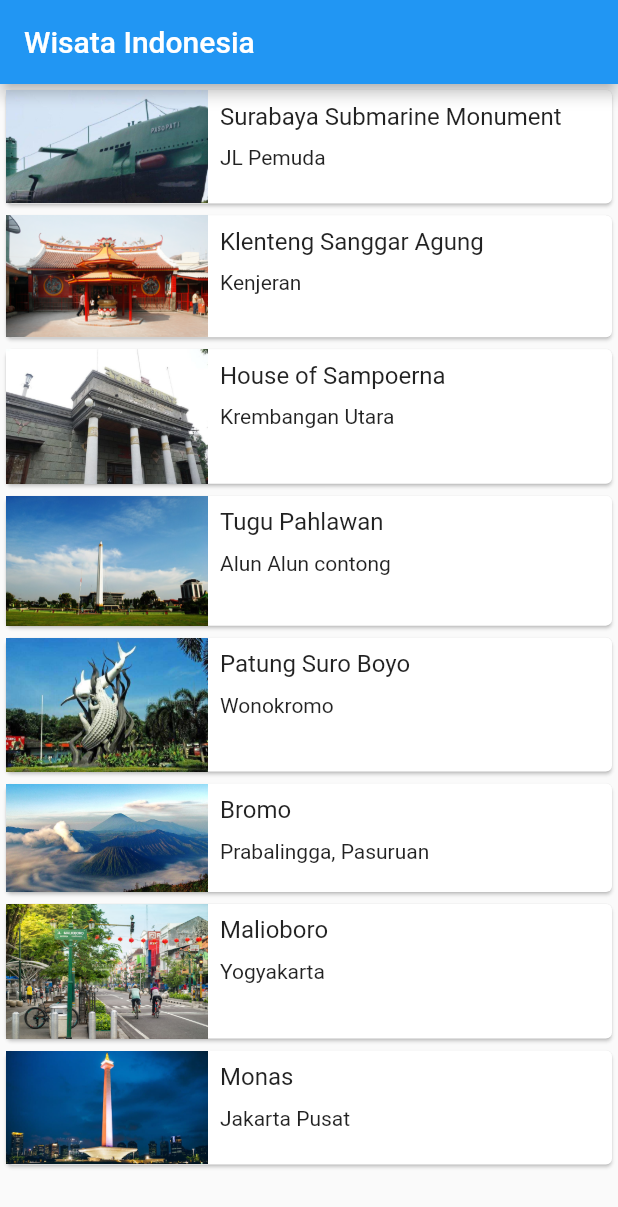
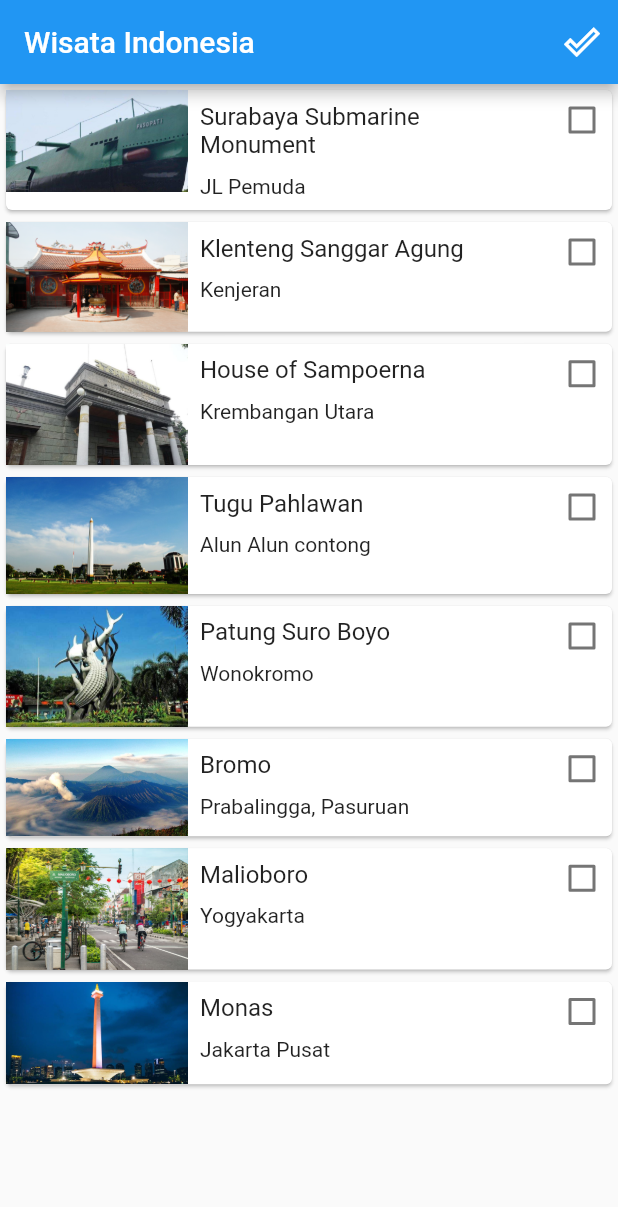
Before and after one commit to vikishptra/flutterlayout, a Flutter app: the screen it shows after launch, on a phone screen of 412 x 824 dp. Shown: the top 1207 px of the screen. Run offline on Flutter 3.47's test engine with Material 2 defaults, Android fonts, the phone set to English and light mode, and no system bars.

Commit message:
minggu 4

```diff
--- /dev/null
+++ b/lib/done_tourism_list.dart
@@ -0,0 +1,67 @@
+import 'package:flutter/material.dart';
+import 'package:flutterlayout/model/tourism_place.dart';
+
+class DoneTourismList extends StatelessWidget{
+   final List<TourismPlace> doneTourismPlaceList;
+   const DoneTourismList({
+     Key?key,
+     required this.doneTourismPlaceList}) : super(key: key);
+
+   @override
+  Widget build(BuildContext context){
+     return Scaffold(
+        appBar: AppBar(
+          title: const Text('Wisata Telah Di Kunjungi'),
+        ),
+       body: ListView.builder(itemBuilder: (context, index){
+         final TourismPlace place = doneTourismPlaceList[index];
+         return Card(
+            color: Colors.white60,
+           child: Row(
+             crossAxisAlignment: CrossAxisAlignment.start,
+             mainAxisAlignment: MainAxisAlignment.spaceBetween,
+             children: <Widget> [
+               Expanded(
+                 flex: 1,
+                 child: Image.asset(place.imageAsset),
+               ),
+                Expanded(
+                  flex: 2,
+                  child: Padding(
+                    padding: const EdgeInsets.all(8.0),
+                    child: Column(
+                      crossAxisAlignment: CrossAxisAlignment.start,
+                      mainAxisSize: MainAxisSize.min,
+                      children: [
+                        Text(
+                          place.name,
+                        ),
+                        SizedBox(
+                          height: 10,
+                        ),
+                        Text(
+                          place.location
+                        ),
+                      ],
+                    ),
+                  ),
+                ),
+               Column(
+                 crossAxisAlignment: CrossAxisAlignment.center,
+                 children: [
+                   SizedBox(
+                     height: 15
+                   ),
+                   const Icon(Icons.done_outline),
+                 ],
+               )
+             ],
+           ),
+         );
+       },
+         itemCount: doneTourismPlaceList.length,
+       ),
+     );
+   }
+
+}
--- /dev/null
+++ b/lib/list_item.dart
@@ -0,0 +1,76 @@
+import 'package:flutter/cupertino.dart';
+import 'package:flutter/material.dart';
+import 'package:flutterlayout/model/tourism_place.dart';
+
+class ListItem extends StatefulWidget {
+  final TourismPlace place;
+  final bool isDone;
+  final Function(bool? value) onCheckBoxClick;
+
+  const ListItem({
+    required this.place,
+    required this.isDone,
+    required this.onCheckBoxClick,
+  });
+
+  @override
+  _ListItemState createState() => _ListItemState();
+}
+
+class _ListItemState extends State<ListItem> {
+  bool isChecked = false;
+
+  @override
+  void initState() {
+    super.initState();
+    isChecked = widget.isDone;
+  }
+
+  @override
+  Widget build(BuildContext context) {
+    return Card(
+      color: isChecked ? Colors.white60 : Colors.white,
+      child: Row(
+        crossAxisAlignment: CrossAxisAlignment.start,
+        children: [
+          Expanded(
+            flex: 1,
+            child: Image.asset(widget.place.imageAsset),
+          ),
+          Expanded(
+            flex: 2,
+            child: Padding(
+              padding: const EdgeInsets.all(8.0),
+              child: Column(
+                crossAxisAlignment: CrossAxisAlignment.start,
+                mainAxisSize: MainAxisSize.min,
+                children: [
+                  Text(
+                    widget.place.name,
+                    style: TextStyle(fontSize: 16.0),
+                  ),
+                  SizedBox(
+                    height: 10,
+                  ),
+                  Text(widget.place.location),
+                ],
+              ),
+            ),
+          ),
+          Checkbox(
+            checkColor: Colors.blueAccent,
+            value: isChecked,
+            onChanged: (bool? value) {
+              setState(() {
+                isChecked = value!;
+                widget.onCheckBoxClick(value);
+              });
+            },
+            activeColor: Colors.white,
+            materialTapTargetSize: MaterialTapTargetSize.shrinkWrap,
+          ),
+        ],
+      ),
+    );
+  }
+}
--- a/lib/main.dart
+++ b/lib/main.dart
@@ -16,7 +16,7 @@ class MyApp extends StatelessWidget {
       title: 'Contacts',
       theme: ThemeData(),
       debugShowCheckedModeBanner: false,
-      home: const MainScreen(),
+      home: MainScreen(),
     );
   }
 }
--- a/lib/main_screen.dart
+++ b/lib/main_screen.dart
@@ -1,65 +1,137 @@
 import 'package:flutter/material.dart';
 import 'package:flutterlayout/detail_screen.dart';
+import 'package:flutterlayout/done_tourism_list.dart';
 import 'package:flutterlayout/model/tourism_place.dart';
+import 'package:flutterlayout/tourism_list.dart';
 
-class MainScreen extends StatelessWidget {
-  const MainScreen({Key? key}) : super(key: key);
+class MainScreen extends StatefulWidget {
+    MainScreen({Key? key}) : super(key: key);
+
+    @override
+    _MainScreenState createState() => _MainScreenState();
+  }
+
+  class _MainScreenState extends State<MainScreen>{
+    final List<TourismPlace> tourismPlaceList = [
+      TourismPlace(
+          name: 'Surabaya Submarine Monument',
+          location: 'JL Pemuda',
+          imageAsset: 'assets/image/monumen-kapal-selam-surabaya-jawa-timur.jpg',
+          deskripsi: 'The Submarine Monument, or abbreviated as Monkasel, is a submarine museum located in Embong Kaliasin, Genteng, Surabaya.Located in the city center, this monument is actually a KRI Pasopati 410 submarine, one of the Republic of Indonesia Navy fleets made by the Soviet Union in 1952.',
+          jam: '06.00 - 23.00',
+          harga: '100000',
+          hari: 'Open Everday',
+          foto1: 'assets/image/30290f38d7d700024c3c1a07500bd0e4.jpg',
+          foto2: 'assets/image/monumen-kapal-selam-surabaya-jawa-timur.jpg',
+          foto3: 'assets/image/monumen-kapal-selam-surabaya-jawa-timur.jpg'
+
+      ),
+      TourismPlace(
+          name: 'Klenteng Sanggar Agung',
+          location: 'Kenjeran',
+          imageAsset: 'assets/image/klentengg.jpg',
+          deskripsi: 'Klenteng ini didedikasikan untuk Dewa Kwan Kong, dewa pelindung yang dipuja oleh umat Taoisme dan Konghucu. Klenteng ini memiliki arsitektur tradisional Tionghoa yang khas dengan ornamen-ornamen yang indah dan dipenuhi dengan patung-patung dewa-dewi Tionghoa',
+          jam: '06.00 - 12.00',
+          harga: '10000',
+          hari: 'Senin-Kamis',
+          foto1: 'assets/image/1652858217_2.jpg',
+          foto2: 'assets/image/ok-730x470.jpg',
+          foto3: 'assets/image/ok-730x470.jpg'
+      ),
+      TourismPlace(
+        name: 'House of Sampoerna',
+        location: 'Krembangan Utara',
+        imageAsset: 'assets/image/sampoerna.jpg',
+        deskripsi: 'House of Sampoerna menawarkan pengalaman interaktif dan edukatif bagi pengunjung untuk mempelajari sejarah produksi rokok di Indonesia dan proses pembuatan rokok tradisional kretek khas Surabaya.',
+        jam: '08.00 - 17.00',
+        harga: '50000',
+        hari: 'Open Eeverday',
+        foto1: 'assets/image/museum-house-of-sampoerna.jpg',
+        foto2: 'assets/image/museum-sampoerna_20160903_222347.jpg',
+        foto3: 'assets/image/museum-sampoerna_20160903_222347.jpg',
+      ),
+      TourismPlace(
+        name: 'Tugu Pahlawan',
+        location: 'Alun Alun contong',
+        imageAsset: 'assets/image/pahlawan.jpg',
+        deskripsi: 'Monumen ini dibangun untuk mengenang para pahlawan yang gugur dalam pertempuran 10 November 1945 di Surabaya, yang merupakan salah satu peristiwa penting dalam sejarah Indonesia yang dikenal sebagai peristiwa "Serangan Umum 10 November',
+        jam: '08.00 - 12.00',
+        harga: 'Free',
+        hari: 'Open Everday',
+        foto1:'assets/image/pahlawan.jpg',
+        foto2: 'assets/image/pahlawan.jpg',
+        foto3: 'assets/image/pahlawan.jpg',
+      ),
+      TourismPlace(
+          name: 'Patung Suro Boyo',
+          location: 'Wonokromo',
+          imageAsset: 'assets/image/sby.jpg',
+          deskripsi: 'Patung Suro Boyo memiliki tinggi sekitar 15 meter dan terbuat dari bahan beton. Patung ini terletak di atas sebuah bukit kecil yang dikelilingi oleh taman yang indah. Pengunjung dapat menikmati pemandangan kota Surabaya dari tempat ini. ',
+          jam: '06.00 - 20.00',
+          harga: 'Free',
+          hari: 'Open Everday',
+          foto1: 'assets/image/sby.jpg',
+          foto2: 'assets/image/sby.jpg',
+          foto3: 'assets/image/sby.jpg'
+      ),
+      TourismPlace(
+          name: 'Bromo',
+          location: 'Prabalingga, Pasuruan',
+          imageAsset: 'assets/image/Bromo-Semeru-Batok-Widodaren.jpg',
+          deskripsi: 'Patung Suro Boyo memiliki tinggi sekitar 15 meter dan terbuat dari bahan beton. Patung ini terletak di atas sebuah bukit kecil yang dikelilingi oleh taman yang indah. Pengunjung dapat menikmati pemandangan kota Surabaya dari tempat ini. ',
+          jam: '06.00 - 20.00',
+          harga: 'Free',
+          hari: 'Open Everday',
+          foto1: 'assets/image/sby.jpg',
+          foto2: 'assets/image/sby.jpg',
+          foto3: 'assets/image/sby.jpg'
+      ),
+      TourismPlace(
+          name: 'Malioboro',
+          location: 'Yogyakarta',
+          imageAsset: 'assets/image/1.jpg',
+          deskripsi: 'Patung Suro Boyo memiliki tinggi sekitar 15 meter dan terbuat dari bahan beton. Patung ini terletak di atas sebuah bukit kecil yang dikelilingi oleh taman yang indah. Pengunjung dapat menikmati pemandangan kota Surabaya dari tempat ini. ',
+          jam: '06.00 - 20.00',
+          harga: 'Free',
+          hari: 'Open Everday',
+          foto1: 'assets/image/sby.jpg',
+          foto2: 'assets/image/sby.jpg',
+          foto3: 'assets/image/sby.jpg'
+      ),
+      TourismPlace(
+          name: 'Monas',
+          location: 'Jakarta Pusat',
+          imageAsset: 'assets/image/8437415341664213099.jpg',
+          deskripsi: 'Patung Suro Boyo memiliki tinggi sekitar 15 meter dan terbuat dari bahan beton. Patung ini terletak di atas sebuah bukit kecil yang dikelilingi oleh taman yang indah. Pengunjung dapat menikmati pemandangan kota Surabaya dari tempat ini. ',
+          jam: '06.00 - 20.00',
+          harga: 'Free',
+          hari: 'Open Everday',
+          foto1: 'assets/image/sby.jpg',
+          foto2: 'assets/image/sby.jpg',
+          foto3: 'assets/image/sby.jpg'
+      ),
+
+    ];
+    final List<TourismPlace> doneTourismPlaceList = [];
 
     @override
     Widget build(BuildContext context) {
       return Scaffold(
         appBar: AppBar(
           title: const Text("Wisata Indonesia"),
-      ),
-      body: ListView.builder(itemBuilder: (context, index){
-        final TourismPlace place = tourismPlaceList[index];
-        return InkWell(
-          onTap: (){
-            Navigator.push(
-                context, MaterialPageRoute(builder: (context) {
-              return DetailScreen(place : place);
+            actions: <Widget>[
+                IconButton(icon: const Icon(Icons.done_outline),
+                  onPressed: (){
+                  Navigator.push(context, MaterialPageRoute(builder: (context){
+                    return DoneTourismList(doneTourismPlaceList: doneTourismPlaceList
+                    );
                   }));
                   },
-          child: listItem(place),
-        );
-      },
-      itemCount: tourismPlaceList.length,
+
+                )
+            ]
         ),
-    );
-  }
-  Widget listItem(TourismPlace place) {
-    return Card(
-      child: Row(
-        crossAxisAlignment: CrossAxisAlignment.start,
-        children: [
-          Expanded(
-            flex: 1,
-            child: Image.asset(place.imageAsset),
-          ),
-          Expanded(
-            flex: 2,
-            child: Padding(
-              padding: const EdgeInsets.all(8.0),
-              child: Column(
-                crossAxisAlignment: CrossAxisAlignment.start,
-                mainAxisSize: MainAxisSize.min,
-                children: [
-                  Text(
-                  place.name,
-                    style: TextStyle(fontSize: 16.0),
-                  ),
-                  SizedBox(
-                    height: 10,
-                  ),
-                  Text(
-                    place.location
-                  )
-                ],
-              ),
-            ),
-          ),
-        ],
-      ),
+        body: TourismList(doneTourismPlaceList: doneTourismPlaceList),
       );
   }
 }
--- a/lib/model/tourism_place.dart
+++ b/lib/model/tourism_place.dart
@@ -26,105 +26,3 @@ class TourismPlace {
     required this.foto3
   });
 }
-
-var tourismPlaceList = [
-  TourismPlace(
-      name: 'Surabaya Submarine Monument',
-      location: 'JL Pemuda',
-      imageAsset: 'assets/image/monumen-kapal-selam-surabaya-jawa-timur.jpg',
-      deskripsi: 'The Submarine Monument, or abbreviated as Monkasel, is a submarine museum located in Embong Kaliasin, Genteng, Surabaya.Located in the city center, this monument is actually a KRI Pasopati 410 submarine, one of the Republic of Indonesia Navy fleets made by the Soviet Union in 1952.',
-      jam: '06.00 - 23.00',
-      harga: '100000',
-      hari: 'Open Everday',
-      foto1: 'assets/image/30290f38d7d700024c3c1a07500bd0e4.jpg',
-      foto2: 'assets/image/monumen-kapal-selam-surabaya-jawa-timur.jpg',
-      foto3: 'assets/image/monumen-kapal-selam-surabaya-jawa-timur.jpg'
-
-  ),
-  TourismPlace(
-      name: 'Klenteng Sanggar Agung',
-      location: 'Kenjeran',
-      imageAsset: 'assets/image/klentengg.jpg',
-      deskripsi: 'Klenteng ini didedikasikan untuk Dewa Kwan Kong, dewa pelindung yang dipuja oleh umat Taoisme dan Konghucu. Klenteng ini memiliki arsitektur tradisional Tionghoa yang khas dengan ornamen-ornamen yang indah dan dipenuhi dengan patung-patung dewa-dewi Tionghoa',
-      jam: '06.00 - 12.00',
-      harga: '10000',
-      hari: 'Senin-Kamis',
-      foto1: 'assets/image/1652858217_2.jpg',
-      foto2: 'assets/image/ok-730x470.jpg',
-      foto3: 'assets/image/ok-730x470.jpg'
-  ),
-  TourismPlace(
-      name: 'House of Sampoerna',
-      location: 'Krembangan Utara',
-      imageAsset: 'assets/image/sampoerna.jpg',
-      deskripsi: 'House of Sampoerna menawarkan pengalaman interaktif dan edukatif bagi pengunjung untuk mempelajari sejarah produksi rokok di Indonesia dan proses pembuatan rokok tradisional kretek khas Surabaya.',
-      jam: '08.00 - 17.00',
-      harga: '50000',
-      hari: 'Open Eeverday',
-      foto1: 'assets/image/museum-house-of-sampoerna.jpg',
-      foto2: 'assets/image/museum-sampoerna_20160903_222347.jpg',
-      foto3: 'assets/image/museum-sampoerna_20160903_222347.jpg',
-  ),
-  TourismPlace(
-      name: 'Tugu Pahlawan',
-      location: 'Alun Alun contong',
-      imageAsset: 'assets/image/pahlawan.jpg',
-      deskripsi: 'Monumen ini dibangun untuk mengenang para pahlawan yang gugur dalam pertempuran 10 November 1945 di Surabaya, yang merupakan salah satu peristiwa penting dalam sejarah Indonesia yang dikenal sebagai peristiwa "Serangan Umum 10 November',
-      jam: '08.00 - 12.00',
-      harga: 'Free',
-      hari: 'Open Everday',
-      foto1:'assets/image/pahlawan.jpg',
-      foto2: 'assets/image/pahlawan.jpg',
-      foto3: 'assets/image/pahlawan.jpg',
-  ),
-  TourismPlace(
-      name: 'Patung Suro Boyo',
-      location: 'Wonokromo',
-      imageAsset: 'assets/image/sby.jpg',
-      deskripsi: 'Patung Suro Boyo memiliki tinggi sekitar 15 meter dan terbuat dari bahan beton. Patung ini terletak di atas sebuah bukit kecil yang dikelilingi oleh taman yang indah. Pengunjung dapat menikmati pemandangan kota Surabaya dari tempat ini. ',
-      jam: '06.00 - 20.00',
-      harga: 'Free',
-      hari: 'Open Everday',
-      foto1: 'assets/image/sby.jpg',
-      foto2: 'assets/image/sby.jpg',
-      foto3: 'assets/image/sby.jpg'
-  ),
-  TourismPlace(
-      name: 'Bromo',
-      location: 'Prabalingga, Pasuruan',
-      imageAsset: 'assets/image/Bromo-Semeru-Batok-Widodaren.jpg',
-      deskripsi: 'Patung Suro Boyo memiliki tinggi sekitar 15 meter dan terbuat dari bahan beton. Patung ini terletak di atas sebuah bukit kecil yang dikelilingi oleh taman yang indah. Pengunjung dapat menikmati pemandangan kota Surabaya dari tempat ini. ',
-      jam: '06.00 - 20.00',
-      harga: 'Free',
-      hari: 'Open Everday',
-      foto1: 'assets/image/sby.jpg',
-      foto2: 'assets/image/sby.jpg',
-      foto3: 'assets/image/sby.jpg'
-  ),
-  TourismPlace(
-      name: 'Malioboro',
-      location: 'Yogyakarta',
-      imageAsset: 'assets/image/1.jpg',
-      deskripsi: 'Patung Suro Boyo memiliki tinggi sekitar 15 meter dan terbuat dari bahan beton. Patung ini terletak di atas sebuah bukit kecil yang dikelilingi oleh taman yang indah. Pengunjung dapat menikmati pemandangan kota Surabaya dari tempat ini. ',
-      jam: '06.00 - 20.00',
-      harga: 'Free',
-      hari: 'Open Everday',
-      foto1: 'assets/image/sby.jpg',
-      foto2: 'assets/image/sby.jpg',
-      foto3: 'assets/image/sby.jpg'
-  ),
-  TourismPlace(
-      name: 'Monas',
-      location: 'Jakarta Pusat',
-      imageAsset: 'assets/image/8437415341664213099.jpg',
-      deskripsi: 'Patung Suro Boyo memiliki tinggi sekitar 15 meter dan terbuat dari bahan beton. Patung ini terletak di atas sebuah bukit kecil yang dikelilingi oleh taman yang indah. Pengunjung dapat menikmati pemandangan kota Surabaya dari tempat ini. ',
-      jam: '06.00 - 20.00',
-      harga: 'Free',
-      hari: 'Open Everday',
-      foto1: 'assets/image/sby.jpg',
-      foto2: 'assets/image/sby.jpg',
-      foto3: 'assets/image/sby.jpg'
-  ),
-
-
-];
--- /dev/null
+++ b/lib/tourism_list.dart
@@ -0,0 +1,151 @@
+
+import 'package:flutter/material.dart';
+import 'package:flutterlayout/detail_screen.dart';
+import 'package:flutterlayout/list_item.dart';
+import 'package:flutterlayout/model/tourism_place.dart';
+
+class TourismList extends StatefulWidget{
+    final List<TourismPlace> doneTourismPlaceList;
+
+    const TourismList({
+      Key?key,
+      required this.doneTourismPlaceList}) : super(key: key);
+
+    @override
+    _TourismListState createState() => _TourismListState(doneTourismPlaceList);
+}
+
+class _TourismListState extends State<TourismList>{
+  final List<TourismPlace> tourismPlaceList = [
+    TourismPlace(
+        name: 'Surabaya Submarine Monument',
+        location: 'JL Pemuda',
+        imageAsset: 'assets/image/monumen-kapal-selam-surabaya-jawa-timur.jpg',
+        deskripsi: 'The Submarine Monument, or abbreviated as Monkasel, is a submarine museum located in Embong Kaliasin, Genteng, Surabaya.Located in the city center, this monument is actually a KRI Pasopati 410 submarine, one of the Republic of Indonesia Navy fleets made by the Soviet Union in 1952.',
+        jam: '06.00 - 23.00',
+        harga: '100000',
+        hari: 'Open Everday',
+        foto1: 'assets/image/30290f38d7d700024c3c1a07500bd0e4.jpg',
+        foto2: 'assets/image/monumen-kapal-selam-surabaya-jawa-timur.jpg',
+        foto3: 'assets/image/monumen-kapal-selam-surabaya-jawa-timur.jpg'
+
+    ),
+    TourismPlace(
+        name: 'Klenteng Sanggar Agung',
+        location: 'Kenjeran',
+        imageAsset: 'assets/image/klentengg.jpg',
+        deskripsi: 'Klenteng ini didedikasikan untuk Dewa Kwan Kong, dewa pelindung yang dipuja oleh umat Taoisme dan Konghucu. Klenteng ini memiliki arsitektur tradisional Tionghoa yang khas dengan ornamen-ornamen yang indah dan dipenuhi dengan patung-patung dewa-dewi Tionghoa',
+        jam: '06.00 - 12.00',
+        harga: '10000',
+        hari: 'Senin-Kamis',
+        foto1: 'assets/image/1652858217_2.jpg',
+        foto2: 'assets/image/ok-730x470.jpg',
+        foto3: 'assets/image/ok-730x470.jpg'
+    ),
+    TourismPlace(
+      name: 'House of Sampoerna',
+      location: 'Krembangan Utara',
+      imageAsset: 'assets/image/sampoerna.jpg',
+      deskripsi: 'House of Sampoerna menawarkan pengalaman interaktif dan edukatif bagi pengunjung untuk mempelajari sejarah produksi rokok di Indonesia dan proses pembuatan rokok tradisional kretek khas Surabaya.',
+      jam: '08.00 - 17.00',
+      harga: '50000',
+      hari: 'Open Eeverday',
+      foto1: 'assets/image/museum-house-of-sampoerna.jpg',
+      foto2: 'assets/image/museum-sampoerna_20160903_222347.jpg',
+      foto3: 'assets/image/museum-sampoerna_20160903_222347.jpg',
+    ),
+    TourismPlace(
+      name: 'Tugu Pahlawan',
+      location: 'Alun Alun contong',
+      imageAsset: 'assets/image/pahlawan.jpg',
+      deskripsi: 'Monumen ini dibangun untuk mengenang para pahlawan yang gugur dalam pertempuran 10 November 1945 di Surabaya, yang merupakan salah satu peristiwa penting dalam sejarah Indonesia yang dikenal sebagai peristiwa "Serangan Umum 10 November',
+      jam: '08.00 - 12.00',
+      harga: 'Free',
+      hari: 'Open Everday',
+      foto1:'assets/image/pahlawan.jpg',
+      foto2: 'assets/image/pahlawan.jpg',
+      foto3: 'assets/image/pahlawan.jpg',
+    ),
+    TourismPlace(
+        name: 'Patung Suro Boyo',
+        location: 'Wonokromo',
+        imageAsset: 'assets/image/sby.jpg',
+        deskripsi: 'Patung Suro Boyo memiliki tinggi sekitar 15 meter dan terbuat dari bahan beton. Patung ini terletak di atas sebuah bukit kecil yang dikelilingi oleh taman yang indah. Pengunjung dapat menikmati pemandangan kota Surabaya dari tempat ini. ',
+        jam: '06.00 - 20.00',
+        harga: 'Free',
+        hari: 'Open Everday',
+        foto1: 'assets/image/sby.jpg',
+        foto2: 'assets/image/sby.jpg',
+        foto3: 'assets/image/sby.jpg'
+    ),
+    TourismPlace(
+        name: 'Bromo',
+        location: 'Prabalingga, Pasuruan',
+        imageAsset: 'assets/image/Bromo-Semeru-Batok-Widodaren.jpg',
+        deskripsi: 'Patung Suro Boyo memiliki tinggi sekitar 15 meter dan terbuat dari bahan beton. Patung ini terletak di atas sebuah bukit kecil yang dikelilingi oleh taman yang indah. Pengunjung dapat menikmati pemandangan kota Surabaya dari tempat ini. ',
+        jam: '06.00 - 20.00',
+        harga: 'Free',
+        hari: 'Open Everday',
+        foto1: 'assets/image/sby.jpg',
+        foto2: 'assets/image/sby.jpg',
+        foto3: 'assets/image/sby.jpg'
+    ),
+    TourismPlace(
+        name: 'Malioboro',
+        location: 'Yogyakarta',
+        imageAsset: 'assets/image/1.jpg',
+        deskripsi: 'Patung Suro Boyo memiliki tinggi sekitar 15 meter dan terbuat dari bahan beton. Patung ini terletak di atas sebuah bukit kecil yang dikelilingi oleh taman yang indah. Pengunjung dapat menikmati pemandangan kota Surabaya dari tempat ini. ',
+        jam: '06.00 - 20.00',
+        harga: 'Free',
+        hari: 'Open Everday',
+        foto1: 'assets/image/sby.jpg',
+        foto2: 'assets/image/sby.jpg',
+        foto3: 'assets/image/sby.jpg'
+    ),
+    TourismPlace(
+        name: 'Monas',
+        location: 'Jakarta Pusat',
+        imageAsset: 'assets/image/8437415341664213099.jpg',
+        deskripsi: 'Patung Suro Boyo memiliki tinggi sekitar 15 meter dan terbuat dari bahan beton. Patung ini terletak di atas sebuah bukit kecil yang dikelilingi oleh taman yang indah. Pengunjung dapat menikmati pemandangan kota Surabaya dari tempat ini. ',
+        jam: '06.00 - 20.00',
+        harga: 'Free',
+        hari: 'Open Everday',
+        foto1: 'assets/image/sby.jpg',
+        foto2: 'assets/image/sby.jpg',
+        foto3: 'assets/image/sby.jpg'
+    ),
+
+  ];
+  final List<TourismPlace> doneTourismPlaceList;
+
+  _TourismListState(this.doneTourismPlaceList);
+
+  @override
+  Widget build(BuildContext buildContext){
+    return ListView.builder(itemBuilder: (context, index){
+        final TourismPlace place = tourismPlaceList[index];
+
+        return InkWell(
+          onTap: () {
+            Navigator.push(context, MaterialPageRoute(builder: (context){
+                return DetailScreen(place: place);
+            }));
+          },
+          child: ListItem(
+            place: place,
+            isDone: doneTourismPlaceList.contains(place),
+            onCheckBoxClick: (bool? value){
+              if(value != null){
+                value
+                    ? doneTourismPlaceList.add(place)
+                    : doneTourismPlaceList.remove(place);
+              }
+            }
+          ),
+        );
+    },
+    itemCount: tourismPlaceList.length,
+    );
+  }
+
+}
```
Also changed, not shown: 1 other file. Lines whose indentation alone changed are shown as unchanged.
